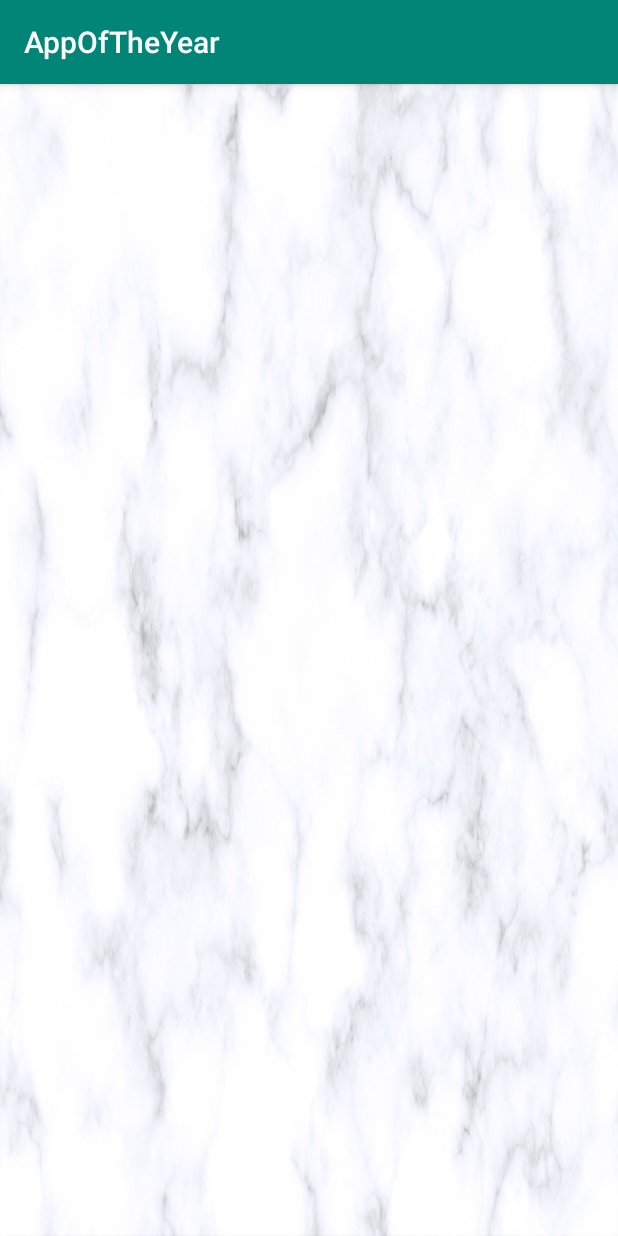
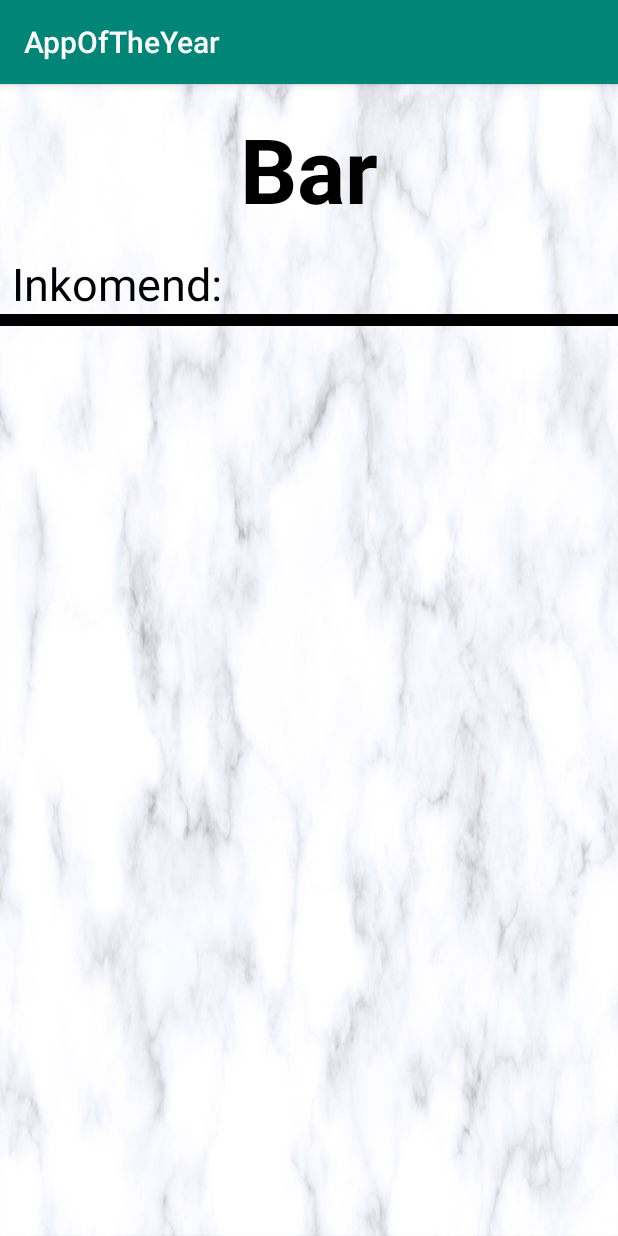
Before and after one commit to yvesdj/AppOfTheYear, an Android app: the Bar screen opened directly, with no data from a screen before it, on a phone screen of 412 x 824 dp. Run offline under Robolectric (Android 15) with nearby library versions, the phone set to English and light mode, and no system bars.

Commit message:
Activity bar added
new bar activity added to the project

```diff
--- a/app/src/main/res/layout/activity_bar.xml
+++ b/app/src/main/res/layout/activity_bar.xml
@@ -8,4 +8,44 @@
     android:background="@drawable/marmerachtergrond"
     >
 
+    <TextView
+        android:id="@+id/bar_view"
+        android:layout_width="wrap_content"
+        android:layout_height="wrap_content"
+        android:layout_marginTop="16dp"
+        android:text="@string/bar"
+        android:textColor="#000000"
+        android:textSize="60sp"
+        android:textStyle="bold"
+        app:layout_constraintEnd_toEndOf="parent"
+        app:layout_constraintStart_toStartOf="parent"
+        app:layout_constraintTop_toTopOf="parent" />
+
+    <TextView
+        android:id="@+id/inkomend_label"
+        android:layout_width="wrap_content"
+        android:layout_height="wrap_content"
+        android:layout_marginStart="8dp"
+        android:layout_marginLeft="8dp"
+        android:layout_marginTop="16dp"
+        android:text="@string/inkomend"
+        android:textColor="#000000"
+
+
+        android:textSize="30sp"
+        app:layout_constraintStart_toStartOf="parent"
+        app:layout_constraintTop_toBottomOf="@+id/bar_view" />
+
+    <View
+        android:id="@+id/view"
+        android:layout_width="wrap_content"
+        android:layout_height="8dp"
+        android:background="@android:color/black"
+        app:layout_constraintEnd_toEndOf="parent"
+        app:layout_constraintHorizontal_bias="0.714"
+        app:layout_constraintStart_toStartOf="parent"
+        app:layout_constraintTop_toBottomOf="@+id/inkomend_label"
+
+        />
+
 </androidx.constraintlayout.widget.ConstraintLayout>
--- a/app/src/main/res/layout/activity_keuken.xml
+++ b/app/src/main/res/layout/activity_keuken.xml
@@ -27,12 +27,12 @@
         android:layout_height="wrap_content"
         android:layout_marginStart="8dp"
         android:layout_marginLeft="8dp"
-        android:layout_marginTop="32dp"
+        android:layout_marginTop="16dp"
         android:text="@string/inkomend"
+
+
         android:textColor="#000000"
         android:textSize="30sp"
-
-
         app:layout_constraintStart_toStartOf="parent"
         app:layout_constraintTop_toBottomOf="@+id/keuken_view" />
 
--- a/app/src/main/res/values/strings.xml
+++ b/app/src/main/res/values/strings.xml
@@ -4,4 +4,5 @@
     <string name="buttonterug">button om terug te gaan</string>
     <string name="keuken">Keuken</string>
     <string name="inkomend">Inkomend:</string>
+    <string name="bar">Bar</string>
 </resources>
```
